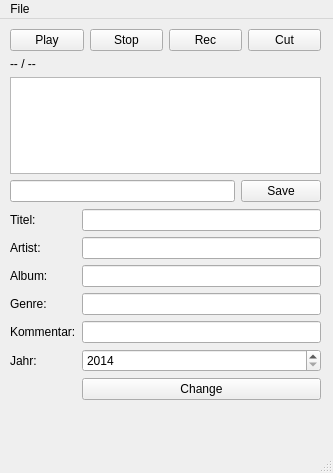
Before: the Qt Designer form ui/godi_rec.ui in quitejonny/godirec, drawn with Qt 5.
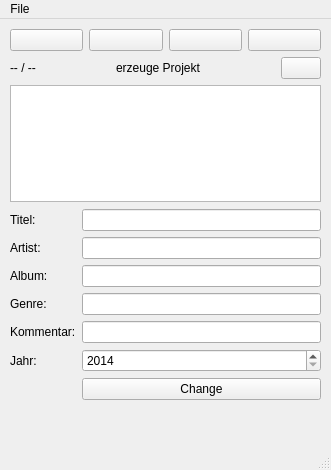
After: the same form once the commit is applied. Icons and pictures are not drawn.

What changed in the file:
```diff
--- a/ui/godi_rec.ui
+++ b/ui/godi_rec.ui
@@ -6,8 +6,8 @@
    <rect>
     <x>0</x>
     <y>0</y>
-    <width>333</width>
-    <height>473</height>
+    <width>331</width>
+    <height>470</height>
    </rect>
   </property>
   <property name="windowTitle">
@@ -29,57 +29,110 @@
        <item>
         <widget class="QPushButton" name="ButtonPlay">
          <property name="text">
-          <string>Play</string>
+          <string/>
+         </property>
+         <property name="icon">
+          <iconset>
+           <normaloff>media23.png</normaloff>media23.png</iconset>
+         </property>
+         <property name="checkable">
+          <bool>false</bool>
          </property>
         </widget>
        </item>
        <item>
         <widget class="QPushButton" name="ButtonStop">
          <property name="text">
-          <string>Stop</string>
+          <string/>
+         </property>
+         <property name="icon">
+          <iconset>
+           <normaloff>media26.png</normaloff>media26.png</iconset>
          </property>
         </widget>
        </item>
        <item>
         <widget class="QPushButton" name="ButtonRec">
          <property name="text">
-          <string>Rec</string>
+          <string/>
+         </property>
+         <property name="icon">
+          <iconset>
+           <normaloff>record6.png</normaloff>record6.png</iconset>
          </property>
         </widget>
        </item>
        <item>
         <widget class="QPushButton" name="ButtonCut">
          <property name="text">
-          <string>Cut</string>
+          <string/>
+         </property>
+         <property name="icon">
+          <iconset>
+           <normaloff>cutting.png</normaloff>cutting.png</iconset>
          </property>
         </widget>
        </item>
       </layout>
      </item>
-     <item>
-      <widget class="QLabel" name="label_time">
-       <property name="text">
-        <string>-- / --</string>
-       </property>
-      </widget>
-     </item>
-     <item>
-      <widget class="QListView" name="ListTracks"/>
-     </item>
      <item>
       <layout class="QHBoxLayout" name="horizontalLayout_2">
        <item>
-        <widget class="QLineEdit" name="LineEditFile"/>
+        <widget class="QLabel" name="LabelTime">
+         <property name="text">
+          <string>-- / --</string>
+         </property>
+        </widget>
+       </item>
+       <item>
+        <spacer name="horizontalSpacer">
+         <property name="orientation">
+          <enum>Qt::Horizontal</enum>
+         </property>
+         <property name="sizeHint" stdset="0">
+          <size>
+           <width>40</width>
+           <height>20</height>
+          </size>
+         </property>
+        </spacer>
+       </item>
+       <item>
+        <widget class="QLabel" name="LabelProjekt">
+         <property name="text">
+          <string>erzeuge Projekt</string>
+         </property>
+        </widget>
+       </item>
+       <item>
+        <spacer name="horizontalSpacer_2">
+         <property name="orientation">
+          <enum>Qt::Horizontal</enum>
+         </property>
+         <property name="sizeHint" stdset="0">
+          <size>
+           <width>40</width>
+           <height>20</height>
+          </size>
+         </property>
+        </spacer>
        </item>
        <item>
         <widget class="QPushButton" name="ButtonSave">
          <property name="text">
-          <string>Save</string>
+          <string/>
+         </property>
+         <property name="icon">
+          <iconset>
+           <normaloff>1400625665_sync.png</normaloff>1400625665_sync.png</iconset>
          </property>
         </widget>
        </item>
       </layout>
      </item>
+     <item>
+      <widget class="QListView" name="ListTracks"/>
+     </item>
     </layout>
    </widget>
    <widget class="QWidget" name="formLayoutWidget">
@@ -184,7 +237,7 @@
     <rect>
      <x>0</x>
      <y>0</y>
-     <width>333</width>
+     <width>331</width>
      <height>25</height>
     </rect>
    </property>
```
Left out of the diff: 22 changed lines with no effect on the pictures.
